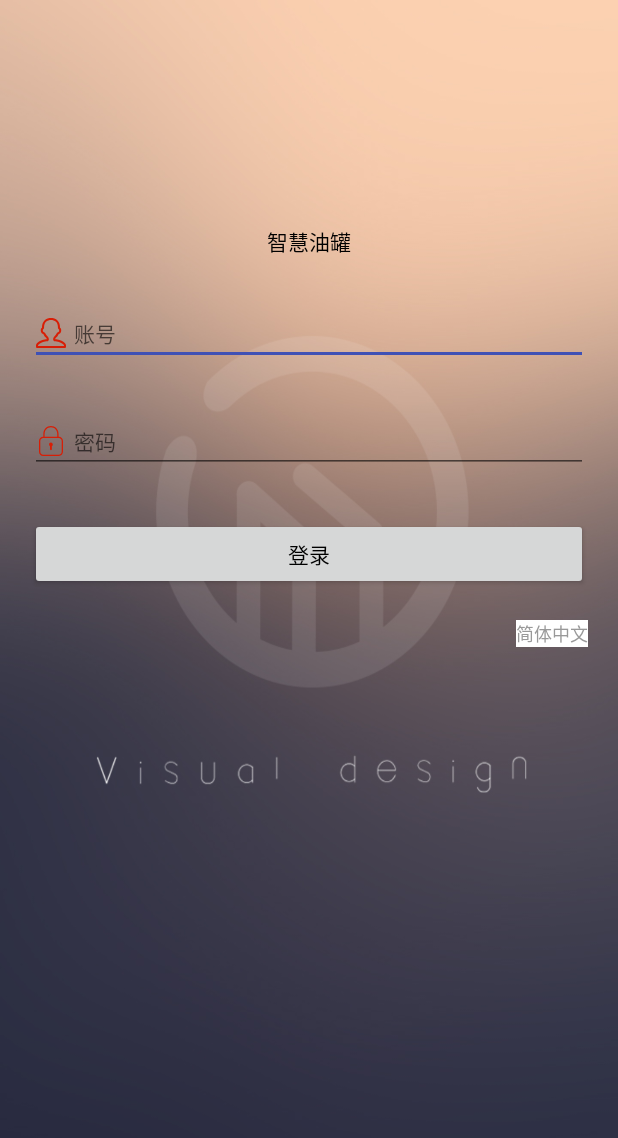
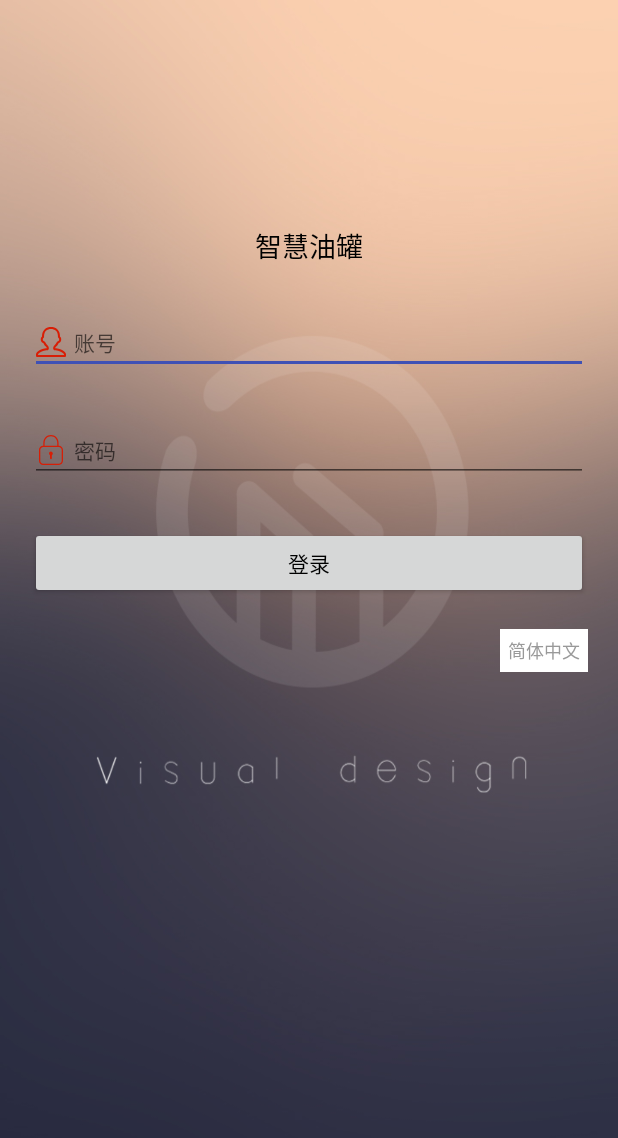
Before and after one commit to luozifu/NetTank, an Android app: the screen it shows after launch (LoginActivity), on a phone screen of 412 x 824 dp. Shown: the top 1138 px of the screen. Run offline under Robolectric (Android 15) with nearby library versions, the phone set to English and light mode, and no system bars; our stand-ins replace ButterKnife, RxJava.

Commit message:
修改登录界面字体大小

```diff
--- a/app/src/main/res/layout/activity_login.xml
+++ b/app/src/main/res/layout/activity_login.xml
@@ -11,7 +11,7 @@
         android:layout_height="wrap_content"
         android:text="@string/app_name"
         android:layout_gravity="center_horizontal"
-        android:textSize="@dimen/text_size_default"
+        android:textSize="@dimen/text_size_large"
         android:layout_marginTop="150dp"/>
     <EditText
         android:id="@+id/et_name"
@@ -54,6 +54,7 @@
         android:layout_marginTop="@dimen/space_l"
         android:layout_gravity="end"
         android:layout_marginRight="@dimen/space_l"
+        android:padding="@dimen/space_s"
         android:textColor="@color/tertiaryText"
         android:background="@color/white"/>
 </LinearLayout>
```
